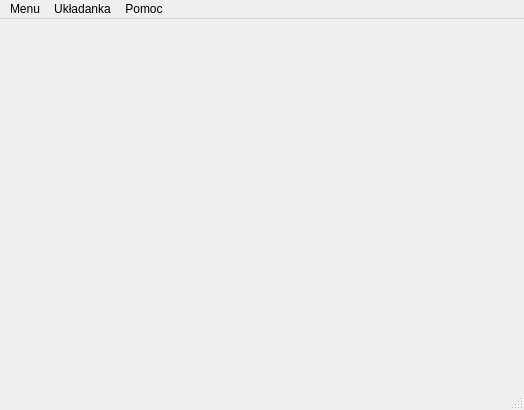
Above: GUI/coknoglowne.ui from levee36/ukladanka before the change. Below: the same form after it.
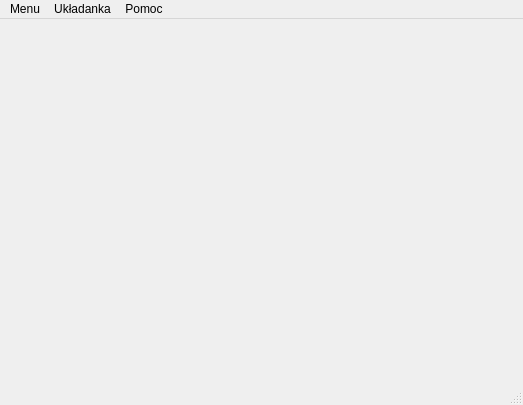
That is the form after the change. Icons and pictures are not drawn.

Patch:
```diff
--- a/GUI/coknoglowne.ui
+++ b/GUI/coknoglowne.ui
@@ -6,8 +6,8 @@
    <rect>
     <x>0</x>
     <y>0</y>
-    <width>524</width>
-    <height>410</height>
+    <width>523</width>
+    <height>405</height>
    </rect>
   </property>
   <property name="windowTitle">
@@ -21,30 +21,14 @@
    <property name="autoFillBackground">
     <bool>true</bool>
    </property>
-   <layout class="QGridLayout" name="gridLayout">
-    <property name="leftMargin">
-     <number>0</number>
-    </property>
-    <property name="topMargin">
-     <number>0</number>
-    </property>
-    <property name="rightMargin">
-     <number>0</number>
-    </property>
-    <property name="bottomMargin">
-     <number>0</number>
-    </property>
-    <property name="spacing">
-     <number>0</number>
-    </property>
-   </layout>
+   <layout class="QGridLayout" name="gridLayout"/>
   </widget>
   <widget class="QMenuBar" name="menuBar">
    <property name="geometry">
     <rect>
      <x>0</x>
      <y>0</y>
-     <width>524</width>
+     <width>523</width>
      <height>21</height>
     </rect>
    </property>
@@ -56,7 +40,7 @@
     <addaction name="separator"/>
     <addaction name="actionWyjscie"/>
    </widget>
-   <widget class="QMenu" name="menuUk_adanka">
+   <widget class="QMenu" name="menuUkladanka">
     <property name="title">
      <string>Układanka</string>
     </property>
@@ -75,7 +59,7 @@
     <addaction name="actionOprogramie"/>
    </widget>
    <addaction name="menuMenu"/>
-   <addaction name="menuUk_adanka"/>
+   <addaction name="menuUkladanka"/>
    <addaction name="menuPomoc"/>
   </widget>
   <widget class="QStatusBar" name="statusBar"/>
```
